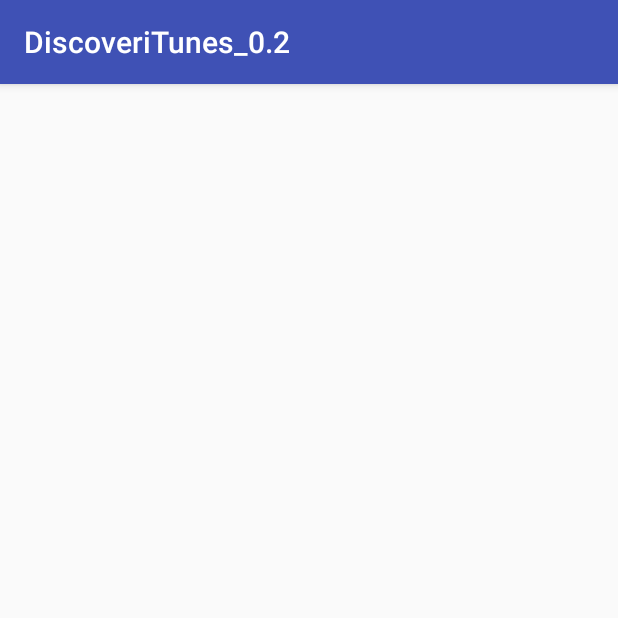
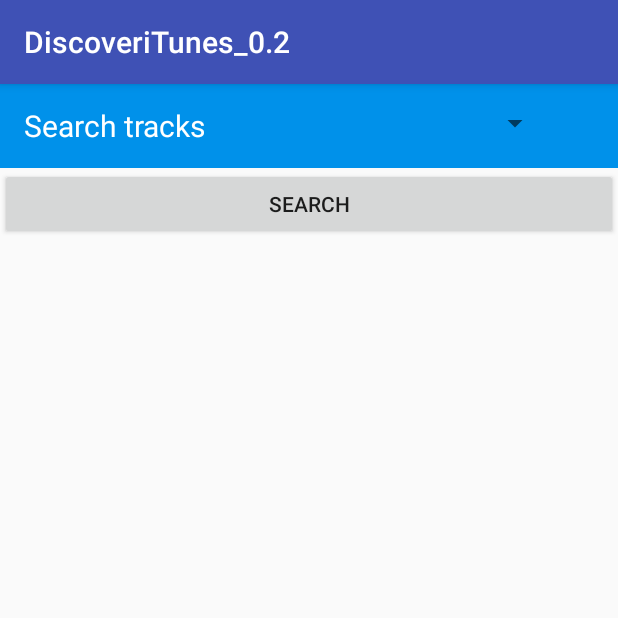
Before and after one commit to DanielOlvera/DiscoveriTunes_0.2, an Android app: the SearchActivity screen opened directly, with no data from a screen before it, on a phone screen of 412 x 824 dp, the top half of it. Run offline under Robolectric (Android 15) with nearby library versions, the phone set to English and light mode, and no system bars.

Commit message:
Added SplashTheme, strings, colors and xml layout for the activity search

```diff
--- a/app/src/main/AndroidManifest.xml
+++ b/app/src/main/AndroidManifest.xml
@@ -9,7 +9,8 @@
         android:roundIcon="@mipmap/ic_launcher_round"
         android:supportsRtl="true"
         android:theme="@style/AppTheme">
-        <activity android:name=".SplashActivity">
+        <activity android:name=".SplashActivity"
+            android:theme="@style/SplashTheme">
             <intent-filter>
                 <action android:name="android.intent.action.MAIN" />
 
--- a/app/src/main/res/layout/activity_search.xml
+++ b/app/src/main/res/layout/activity_search.xml
@@ -1,9 +1,70 @@
 <?xml version="1.0" encoding="utf-8"?>
-<android.support.constraint.ConstraintLayout xmlns:android="http://schemas.android.com/apk/res/android"
+<LinearLayout xmlns:android="http://schemas.android.com/apk/res/android"
     xmlns:app="http://schemas.android.com/apk/res-auto"
     xmlns:tools="http://schemas.android.com/tools"
     android:layout_width="match_parent"
     android:layout_height="match_parent"
-    tools:context="com.example.daniel.discoveritunes_02.view.SearchActivity">
+    tools:context="com.example.daniel.discoveritunes_02.view.SearchActivity"
+    android:orientation="vertical">
 
-</android.support.constraint.ConstraintLayout>
+    <android.support.v7.widget.Toolbar
+        android:id="@+id/m_toolBar"
+        android:layout_width="match_parent"
+        android:layout_height="wrap_content"
+        android:background="@color/colorBlueA700_toolBar">
+        <LinearLayout
+            android:layout_width="match_parent"
+            android:layout_height="wrap_content"
+            android:orientation="horizontal">
+            <TextView
+                android:id="@+id/m_toolBarTitle"
+                android:layout_width="wrap_content"
+                android:layout_height="wrap_content"
+                android:text="@string/itunes_search"
+                android:textColor="@color/colorWhite"
+                android:textSize="20sp"
+                android:layout_marginRight="50dp"/>
+            <Spinner
+                android:id="@+id/m_spinnerTbr"
+                android:layout_width="150dp"
+                android:layout_height="wrap_content"
+                android:layout_marginLeft="30dp"/>
+        </LinearLayout>
+    </android.support.v7.widget.Toolbar>
+
+    <Button
+        android:id="@+id/m_startBtn"
+        android:layout_width="match_parent"
+        android:layout_height="wrap_content"
+        android:text="@string/start_searchingBtn"
+        android:visibility="visible"/>
+
+    <RelativeLayout
+        android:id="@+id/m_recyclerLayout"
+        android:layout_width="match_parent"
+        android:layout_height="wrap_content"
+        android:visibility="gone">
+
+        <EditText
+            android:id="@+id/m_searchBar"
+            android:layout_width="290dp"
+            android:layout_height="wrap_content"
+            android:hint="@string/hint_searchBar"
+            android:textColorHint="@color/hintColor_Gray300"/>
+
+        <Button
+            android:id="@+id/m_searchBtn"
+            android:layout_width="wrap_content"
+            android:layout_height="wrap_content"
+            android:text="@string/btn_searchBtn"
+            android:layout_toRightOf="@+id/m_searchBar"
+            android:layout_alignBottom="@+id/m_searchBar"/>
+
+        <android.support.v7.widget.RecyclerView
+            android:id="@+id/m_recyclerView"
+            android:layout_width="match_parent"
+            android:layout_height="wrap_content"
+            android:layout_below="@+id/m_searchBar"/>
+    </RelativeLayout>
+
+</LinearLayout>
--- a/app/src/main/res/values/colors.xml
+++ b/app/src/main/res/values/colors.xml
@@ -3,4 +3,9 @@
     <color name="colorPrimary">#3F51B5</color>
     <color name="colorPrimaryDark">#303F9F</color>
     <color name="colorAccent">#FF4081</color>
+
+    <!-- Search Activity colors -->
+    <color name="colorBlueA700_toolBar">#0091EA</color>
+    <color name="colorWhite">#FFFFFF</color>
+    <color name="hintColor_Gray300">#E0E0E0</color>
 </resources>
--- a/app/src/main/res/values/strings.xml
+++ b/app/src/main/res/values/strings.xml
@@ -1,3 +1,23 @@
 <resources>
     <string name="app_name">DiscoveriTunes_0.2</string>
+
+    <string name="itunes_search">Search tracks</string>
+    <string name="start_searchingBtn">Search</string>
+    <string name="hint_searchBar">Start searching!</string>
+    <string name="btn_searchBtn">Search</string>
+    <string name="trackname">Track name</string>
+    <string name="trackprice">Track price</string>
+    <string name="shortdescriptionkind">Short description</string>
+
+    <array name="entities_array">
+        <item>movie</item>
+        <item>album</item>
+        <item>allArtist</item>
+        <item>podcast</item>
+        <item>musicVideo</item>
+        <item>mix</item>
+        <item>audiobook</item>
+        <item>tvSeason</item>
+        <item>allTrack</item>
+    </array>
 </resources>
--- a/app/src/main/res/values/styles.xml
+++ b/app/src/main/res/values/styles.xml
@@ -8,4 +8,9 @@
         <item name="colorAccent">@color/colorAccent</item>
     </style>
 
+    <!-- Splash activity theme -->
+    <style name="SplashTheme" parent="Theme.AppCompat.Light.NoActionBar">
+        <item name="android:windowBackground">@color/colorPrimary</item>
+    </style>
+
 </resources>
```
